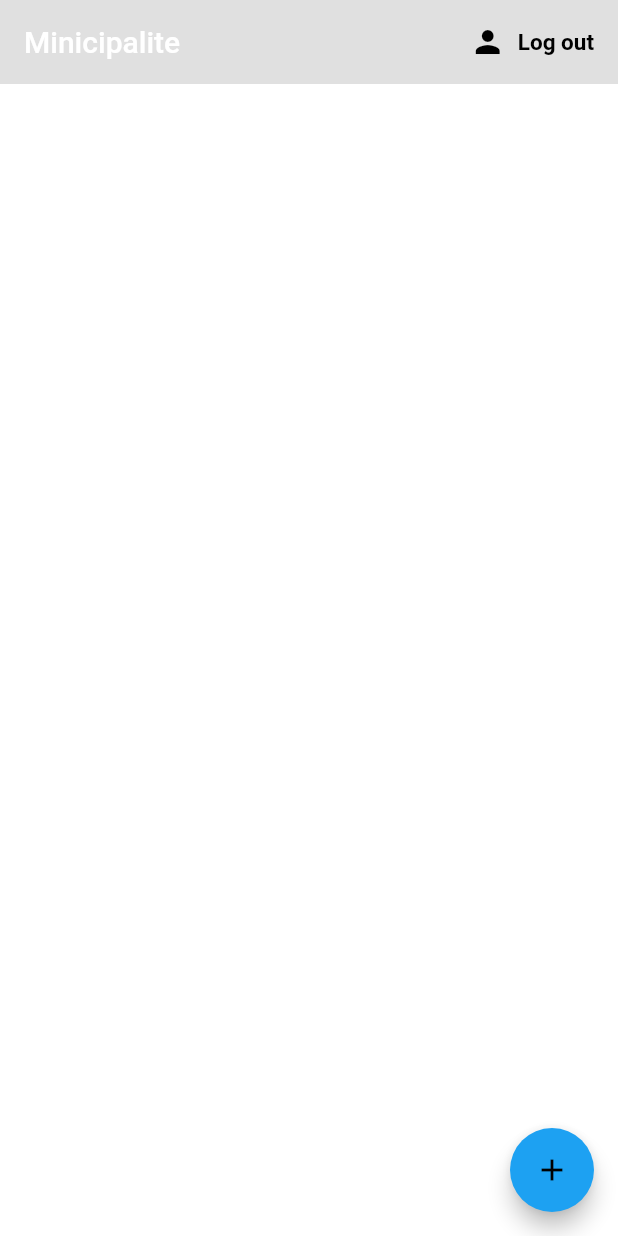
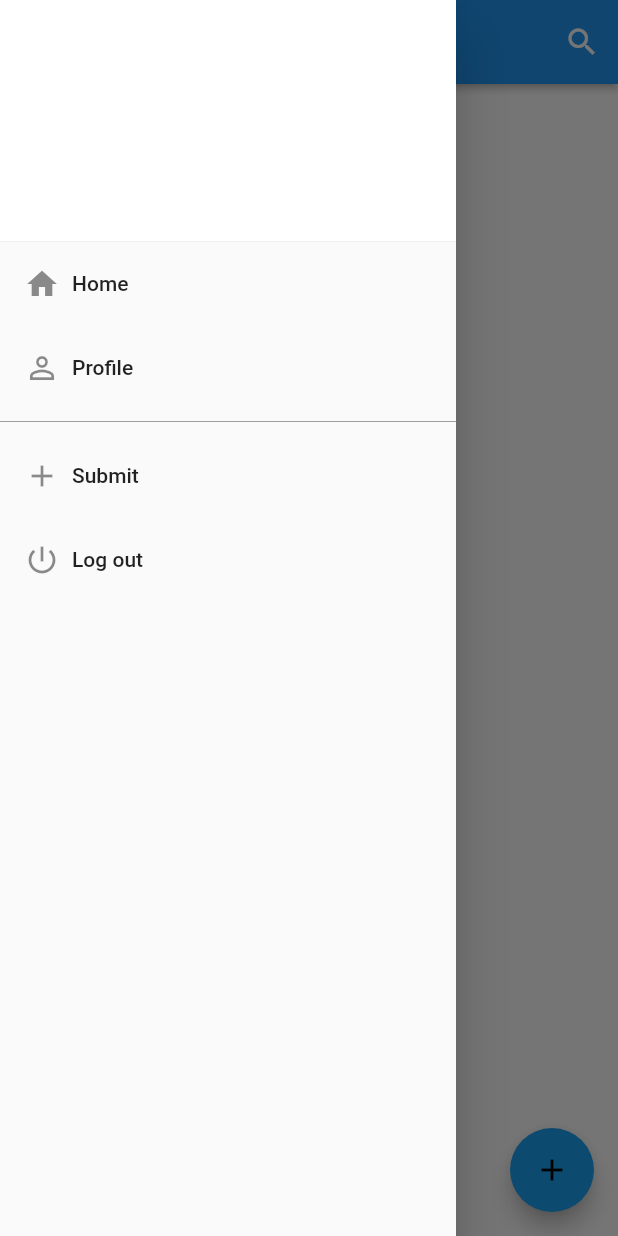
Before and after one commit to hamdaouiwassim/MinApp, a Flutter app: the screen it shows once a user with an empty profile is signed in, with the side drawer open (before the commit the screen has no drawer), on a phone screen of 412 x 824 dp. Run offline on Flutter 3.47's test engine with Material 2 defaults, Android fonts, the phone set to English and light mode, and no system bars; our stand-ins replace auto_route, cloud_firestore, firebase_auth, firebase_storage, get_it, image_picker; missing offline and left inert: flutter_sheet_localization; accounts and stored records are empty; Roboto replaces fonts that are missing (ProductSans); statements that could not run were skipped.

Commit message:
design fix

```diff
--- a/lib/constants/app_theme.dart
+++ b/lib/constants/app_theme.dart
@@ -10,6 +10,7 @@ class AppThemes {
   static const Color juneBud = Color.fromRGBO(186, 215, 97, 1);
   static const Color white = Color.fromRGBO(255, 255, 255, 1);
   static const Color nevada = Color.fromRGBO(105, 109, 119, 1);
+  // static const Color nevada = Color.fromRGBO(255, 255, 255, 1);
   static const Color ebonyClay = Color.fromRGBO(40, 42, 58, 1);
 
   static String font1 = "ProductSans";
@@ -93,7 +94,7 @@ class AppThemes {
     ),
     appBarTheme: AppBarTheme(
       color: _lightBackgroundAppBarColor,
-      iconTheme: IconThemeData(color: _lightTextColor),
+      iconTheme: IconThemeData(color: white),
       textTheme: _lightTextTheme,
     ),
     colorScheme: ColorScheme.light(
--- a/lib/ui/screens/auth/update_profile_ui.dart
+++ b/lib/ui/screens/auth/update_profile_ui.dart
@@ -38,7 +38,9 @@ class _UpdateProfileUIState extends State<UpdateProfileUI> {
         child: updateProfileForm(context),
         inAsyncCall: _loading,
         color: Theme.of(context).scaffoldBackgroundColor,
-        ));
+      ),
+      drawer: MyAppDrawer(),
+    );
   }
 
   updateProfileForm(BuildContext context) {
--- a/lib/ui/screens/home/home.dart
+++ b/lib/ui/screens/home/home.dart
@@ -6,6 +6,7 @@ import 'package:minicipalite_app/routes/router.gr.dart';
 import 'package:minicipalite_app/services/auth.dart';
 import 'package:minicipalite_app/services/services.dart';
 import 'package:minicipalite_app/ui/widgets/post_card.dart';
+import 'package:minicipalite_app/ui/widgets/widgets.dart';
 import 'package:provider/provider.dart';
 import 'package:cloud_firestore/cloud_firestore.dart';
 
@@ -17,7 +18,11 @@ class Home extends StatefulWidget {
 class _HomeState extends State<Home> {
   final AuthService _auth = AuthService();
   List<Post> posts;
-
+  Icon cusIcon = Icon(
+    Icons.search,
+    color: Colors.white,
+  );
+  Widget cusSearchBar = Text('Home');
   @override
   Widget build(BuildContext context) {
     final productProvider = Provider.of<PostRepository>(context);
@@ -30,16 +35,35 @@ class _HomeState extends State<Home> {
       ),
       backgroundColor: Colors.white,
       appBar: AppBar(
-        backgroundColor: Colors.black12,
-        elevation: 0.0,
-        title: Text("Minicipalite"),
+        backgroundColor: Colors.blue,
+        elevation: 2.0,
+        title: cusSearchBar,
         actions: <Widget>[
-          FlatButton.icon(
-              onPressed: () async {
-                await _auth.signOut();
-              },
-              icon: Icon(Icons.person),
-              label: Text("Log out"))
+          IconButton(
+            icon: cusIcon,
+            onPressed: () {
+              setState(() {
+                if (this.cusIcon.icon == Icons.search) {
+                  this.cusIcon = Icon(
+                    Icons.close,
+                    color: Colors.white,
+                  );
+                  this.cusSearchBar = TextField(
+                    textInputAction: TextInputAction.go,
+                    decoration: InputDecoration(
+                        border: InputBorder.none, hintText: 'Search Posts'),
+                    style: TextStyle(color: Colors.white, fontSize: 16.0),
+                  );
+                } else {
+                  this.cusIcon = Icon(
+                    Icons.search,
+                    color: Colors.white,
+                  );
+                  this.cusSearchBar = Text('Home');
+                }
+              });
+            },
+          ),
         ],
       ),
       body: Container(
@@ -64,6 +88,7 @@ class _HomeState extends State<Home> {
               }
             }),
       ),
+      drawer: MyAppDrawer(),
     );
   }
 }
--- /dev/null
+++ b/lib/ui/widgets/app_drawer.dart
@@ -0,0 +1,30 @@
+import 'package:flutter/material.dart';
+import 'package:minicipalite_app/routes/router.gr.dart';
+
+import 'widgets.dart';
+
+class MyAppDrawer extends StatelessWidget {
+  @override
+  Widget build(BuildContext context) {
+    return Drawer(
+      child: ListView(
+        padding: EdgeInsets.zero,
+        children: <Widget>[
+          MyDrawerHeader(),
+          DrawerItem(icon: Icons.home, text: 'Home', routeName: Routes.wrapper),
+          DrawerItem(
+              icon: Icons.person_outline,
+              text: 'Profile',
+              routeName: Routes.updateProfileUI),
+          Divider(
+            color: Colors.grey,
+          ),
+          DrawerItem(
+              icon: Icons.add, text: 'Submit ', routeName: Routes.addPost),
+          DrawerItem(
+              icon: Icons.power_settings_new, text: 'Log out', routeName: '')
+        ],
+      ),
+    );
+  }
+}
--- /dev/null
+++ b/lib/ui/widgets/drawer_header.dart
@@ -0,0 +1,23 @@
+import 'package:flutter/material.dart';
+
+class MyDrawerHeader extends StatelessWidget {
+  @override
+  Widget build(BuildContext context) {
+    return DrawerHeader(
+        margin: EdgeInsets.zero,
+        padding: EdgeInsets.zero,
+        decoration: BoxDecoration(
+          color: Colors.white,
+        ),
+        child: Stack(children: <Widget>[
+          Positioned(
+              bottom: 12.0,
+              left: 16.0,
+              child: Text("debbeb@gmail.com",
+                  style: TextStyle(
+                      color: Colors.white,
+                      fontSize: 20.0,
+                      fontWeight: FontWeight.w500))),
+        ]));
+  }
+}
--- /dev/null
+++ b/lib/ui/widgets/drawer_item.dart
@@ -0,0 +1,31 @@
+import 'package:auto_route/auto_route.dart';
+import 'package:flutter/material.dart';
+import 'package:minicipalite_app/services/services.dart';
+
+class DrawerItem extends StatelessWidget {
+  final IconData icon;
+  final String text;
+  final String routeName;
+
+  DrawerItem({this.icon, this.text, this.routeName});
+  final AuthService _auth = AuthService();
+  @override
+  Widget build(BuildContext context) {
+    return ListTile(
+      title: Row(
+        children: <Widget>[
+          Icon(icon),
+          Padding(
+            padding: EdgeInsets.only(left: 8.0),
+            child: Text(text),
+          )
+        ],
+      ),
+      onTap: routeName.isNotEmpty
+          ? () => ExtendedNavigator.of(context).pushNamed(routeName)
+          : () async {
+              await _auth.signOut();
+            },
+    );
+  }
+}
--- a/lib/ui/widgets/widgets.dart
+++ b/lib/ui/widgets/widgets.dart
@@ -8,3 +8,6 @@ export 'logo_graphic_header.dart';
 export 'dropdown_picker.dart';
 export 'dropdown_picker_with_icon.dart';
 export 'avatar.dart';
+export 'app_drawer.dart';
+export 'drawer_header.dart';
+export 'drawer_item.dart';
```
Also changed, not shown: lib/ui/screens/post/add_post.dart (+23 -14 lines). Lines whose indentation alone changed are shown as unchanged.
